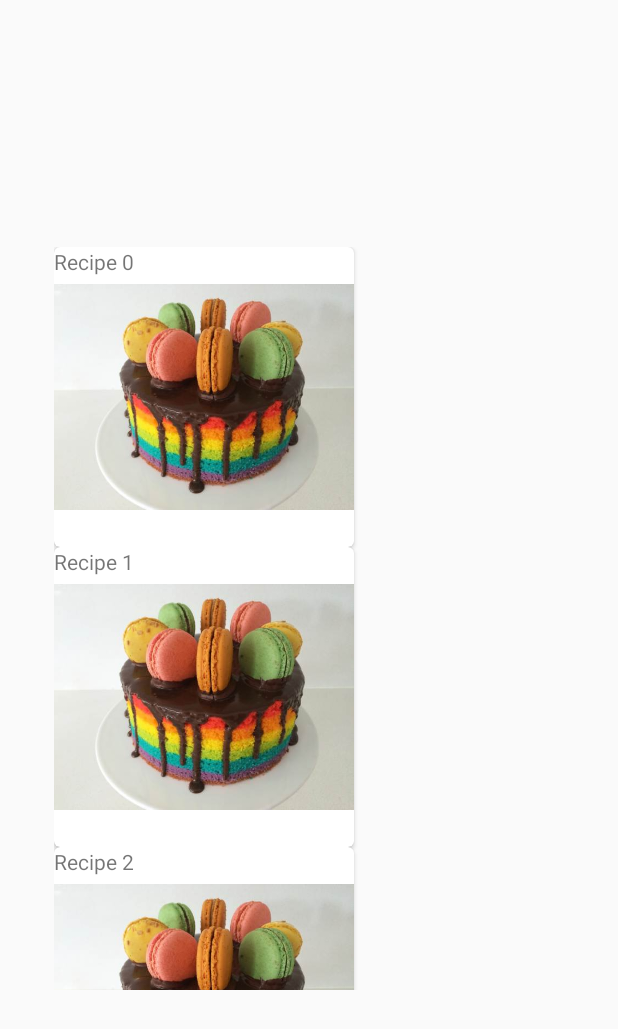
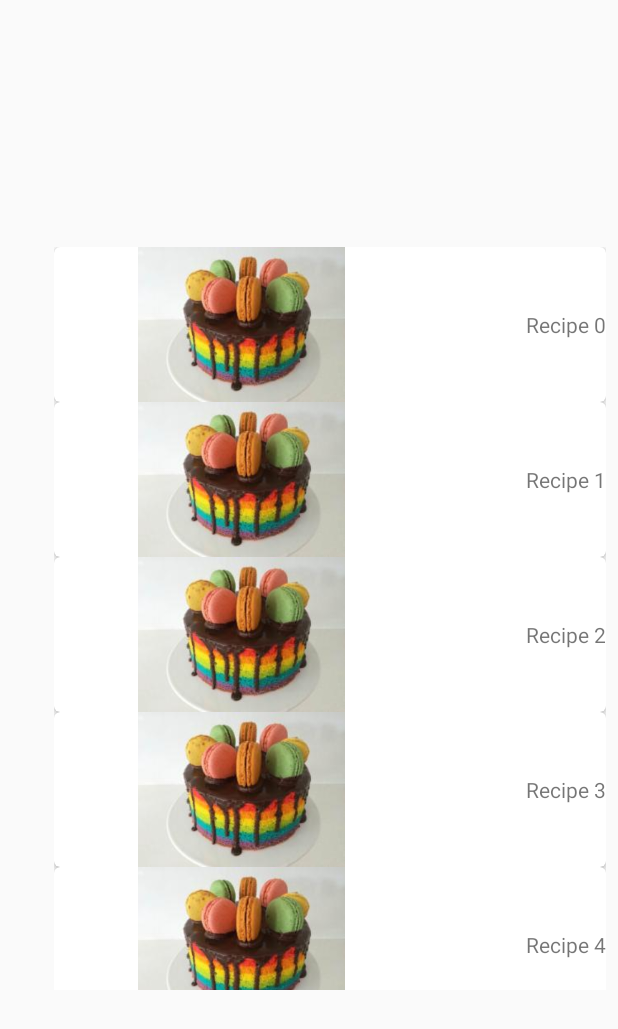
Before and after one commit to gzr7702/FreshlyBaked, an Android app: the screen it shows after launch (MainActivity), on a phone screen of 412 x 824 dp. Shown: the top 1029 px of the screen. Run offline under Robolectric (Android 15) with nearby library versions, the phone set to English and light mode, and no system bars.

Commit message:
feat: tweak front end

```diff
--- a/app/src/main/java/com/gzr7702/freshlybaked/MainListAdapter.java
+++ b/app/src/main/java/com/gzr7702/freshlybaked/MainListAdapter.java
@@ -29,7 +29,7 @@ public class MainListAdapter extends RecyclerView.Adapter<MainListAdapter.ViewHo
             super(view);
             recipeView = view;
             recipeText = (TextView) view.findViewById(R.id.recipe_row_text);
-            recipeImage = (ImageView) view.findViewById(R.id.recipe_row_iamge);
+            recipeImage = (ImageView) view.findViewById(R.id.recipe_row_image);
         }
     }
 
--- a/app/src/main/res/layout/recipe_row.xml
+++ b/app/src/main/res/layout/recipe_row.xml
@@ -1,19 +1,31 @@
 <android.support.v7.widget.CardView
+    xmlns:android="http://schemas.android.com/apk/res/android"
     xmlns:card_view="http://schemas.android.com/apk/res-auto"
-    xmlns:android="http://schemas.android.com/apk/res/android"
     android:id="@+id/card_view"
+    android:layout_width="match_parent"
+    android:layout_height="wrap_content"
     android:layout_gravity="center"
-    android:layout_width="200dp"
-    android:layout_height="200dp"
     card_view:cardCornerRadius="4dp">
 
-    <ImageView
-        android:id="@+id/recipe_row_iamge"
-        android:layout_width="wrap_content"
-        android:layout_height="wrap_content"/>
+    <RelativeLayout
+        android:layout_width="match_parent"
+        android:layout_height="103dp">
 
-    <TextView
-        android:id="@+id/recipe_row_text"
-        android:layout_width="match_parent"
-        android:layout_height="match_parent" />
+        <ImageView
+            android:id="@+id/recipe_row_image"
+            android:layout_width="wrap_content"
+            android:layout_height="match_parent"
+            android:layout_alignParentLeft="true"
+            android:layout_alignParentStart="true"/>
+
+        <TextView
+            android:id="@+id/recipe_row_text"
+            android:layout_width="wrap_content"
+            android:layout_height="match_parent"
+            android:gravity="center"
+            android:layout_alignRight="@+id/recipe_row_image"
+            android:layout_alignParentRight="true"
+            android:layout_alignParentEnd="true"/>
+    </RelativeLayout>
+
 </android.support.v7.widget.CardView>
```
Also changed, not shown: app/src/main/java/com/gzr7702/freshlybaked/RecipeActivity.java (+0 -9 lines), app/src/main/res/layout/activity_recipestep_list.xml (+2 -10 lines), app/src/main/res/drawable/cake.jpg.
